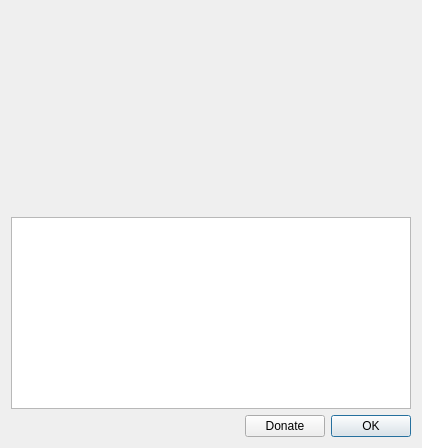
Above: resources/forms/aboutdialog.ui from jmuelbert/jmbde-python before the change. Below: the same form after it.
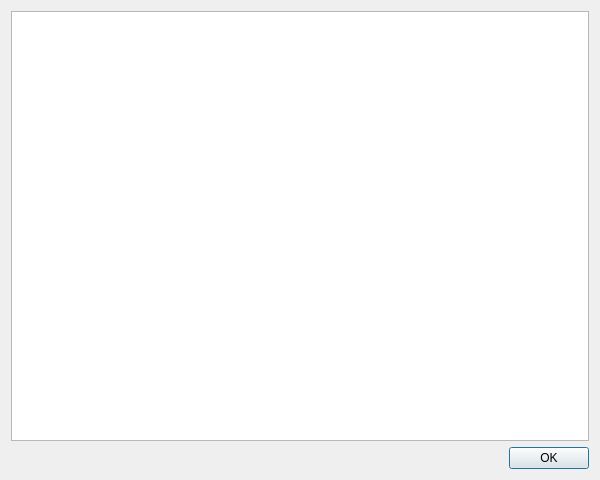
That is the form after the change. Icons and pictures are not drawn.

Diff of the .ui file:
```diff
--- a/resources/forms/aboutdialog.ui
+++ b/resources/forms/aboutdialog.ui
@@ -6,66 +6,14 @@
    <rect>
     <x>0</x>
     <y>0</y>
-    <width>444</width>
-    <height>508</height>
+    <width>600</width>
+    <height>480</height>
    </rect>
   </property>
   <property name="windowTitle">
    <string>About jmbde</string>
   </property>
-  <layout class="QVBoxLayout" name="verticalLayout_3">
-   <property name="sizeConstraint">
-    <enum>QLayout::SetFixedSize</enum>
-   </property>
-   <item>
-    <layout class="QHBoxLayout" name="logoLayout">
-     <item>
-      <spacer name="horizontalSpacer">
-       <property name="orientation">
-        <enum>Qt::Horizontal</enum>
-       </property>
-       <property name="sizeHint" stdset="0">
-        <size>
-         <width>0</width>
-         <height>20</height>
-        </size>
-       </property>
-      </spacer>
-     </item>
-     <item>
-      <widget class="QLabel" name="logo">
-       <property name="minimumSize">
-        <size>
-         <width>400</width>
-         <height>200</height>
-        </size>
-       </property>
-       <property name="text">
-        <string/>
-       </property>
-       <property name="pixmap">
-        <pixmap>:/images/about-tiled-logo.png</pixmap>
-       </property>
-       <property name="alignment">
-        <set>Qt::AlignCenter</set>
-       </property>
-      </widget>
-     </item>
-     <item>
-      <spacer name="horizontalSpacer_2">
-       <property name="orientation">
-        <enum>Qt::Horizontal</enum>
-       </property>
-       <property name="sizeHint" stdset="0">
-        <size>
-         <width>0</width>
-         <height>20</height>
-        </size>
-       </property>
-      </spacer>
-     </item>
-    </layout>
-   </item>
+  <layout class="QVBoxLayout" name="verticalLayout">
    <item>
     <widget class="QTextBrowser" name="textBrowser">
      <property name="openExternalLinks">
@@ -74,18 +22,12 @@
     </widget>
    </item>
    <item>
-    <layout class="QHBoxLayout" name="buttonLayout">
-     <property name="sizeConstraint">
-      <enum>QLayout::SetDefaultConstraint</enum>
-     </property>
+    <layout class="QHBoxLayout" name="horizontalLayout">
      <item>
-      <spacer name="horizontalSpacer_3">
+      <spacer name="horizontalSpacer">
        <property name="orientation">
         <enum>Qt::Horizontal</enum>
        </property>
-       <property name="sizeType">
-        <enum>QSizePolicy::Expanding</enum>
-       </property>
        <property name="sizeHint" stdset="0">
         <size>
          <width>40</width>
@@ -94,21 +36,11 @@
        </property>
       </spacer>
      </item>
-     <item>
-      <widget class="QPushButton" name="donateButton">
-       <property name="text">
-        <string>Donate</string>
-       </property>
-      </widget>
-     </item>
      <item>
       <widget class="QPushButton" name="pushButton">
        <property name="text">
         <string>OK</string>
        </property>
-       <property name="default">
-        <bool>true</bool>
-       </property>
       </widget>
      </item>
     </layout>
```
Left out of the diff: 14 changed lines with no effect on the pictures.
